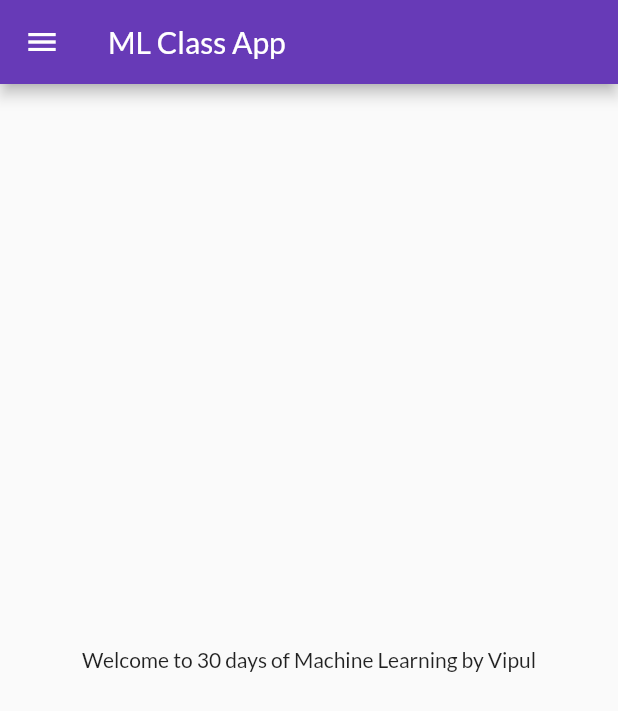
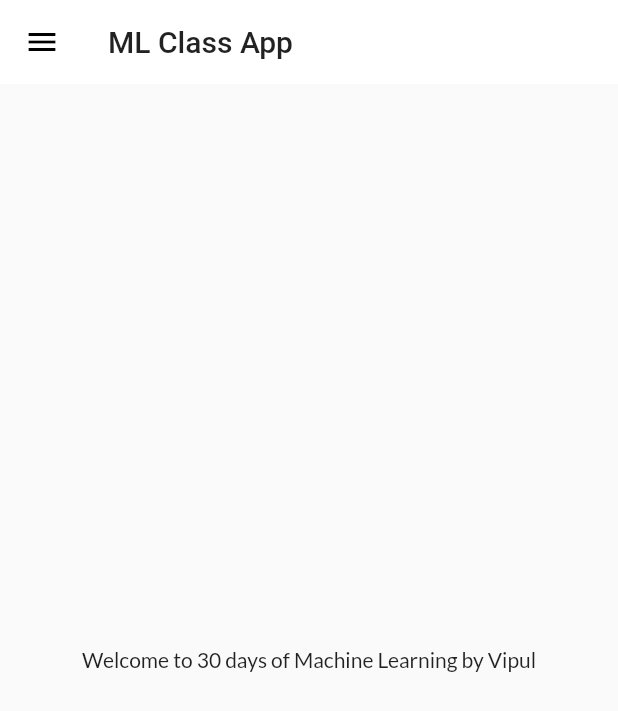
Before and after one commit to tincharlie/LearningFlutter, a Flutter app: the HomePage screen opened by its route, on a phone screen of 412 x 824 dp. Shown: the top 711 px of the screen. Run offline on Flutter 3.47's test engine with Material 2 defaults, Android fonts, the phone set to English and light mode, and no system bars; our stand-ins replace google_fonts.

Commit message:
Theme Extracted Successfully

```diff
--- /dev/null
+++ b/lib/widgets/themes.dart
@@ -0,0 +1,19 @@
+import 'package:flutter/material.dart';
+import 'package:google_fonts/google_fonts.dart';
+
+class MyTheme{
+  static ThemeData  lightTheme(BuildContext context) => ThemeData(
+      primarySwatch: Colors.deepPurple,
+      fontFamily: GoogleFonts.lato().fontFamily,
+      appBarTheme: AppBarTheme(
+          color: Colors.white,
+          elevation: 0.0,
+          iconTheme: IconThemeData(color: Colors.black),
+          toolbarTextStyle: Theme.of(context).textTheme.bodyText2,
+          titleTextStyle: Theme.of(context).textTheme.headline6));
+
+  static ThemeData  darkTheme(BuildContext context) => ThemeData(
+        brightness: Brightness.dark,
+      );
+
+}
```
Also changed, not shown: lib/main.dart (+4 -7 lines).
